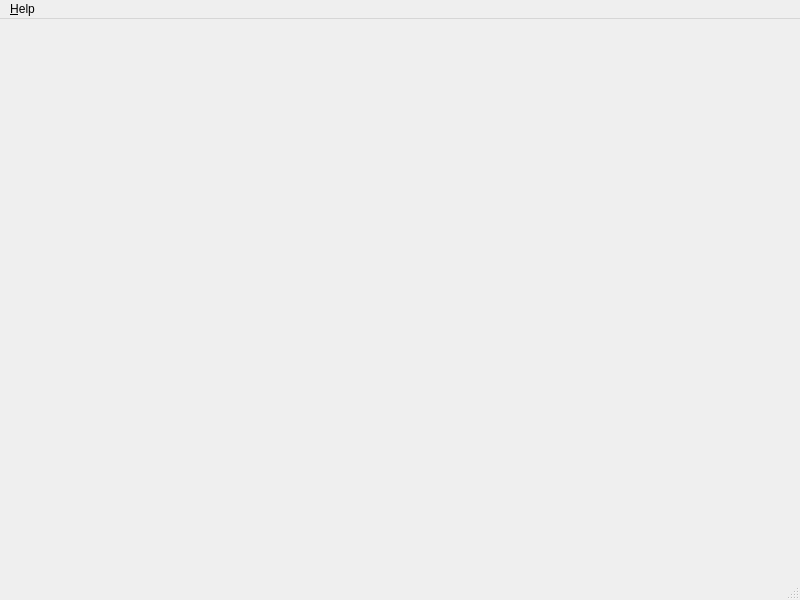
The window that checkeng/main_window.ui (kusanekinov/CheckEng) describes before a commit, drawn with Qt 5.
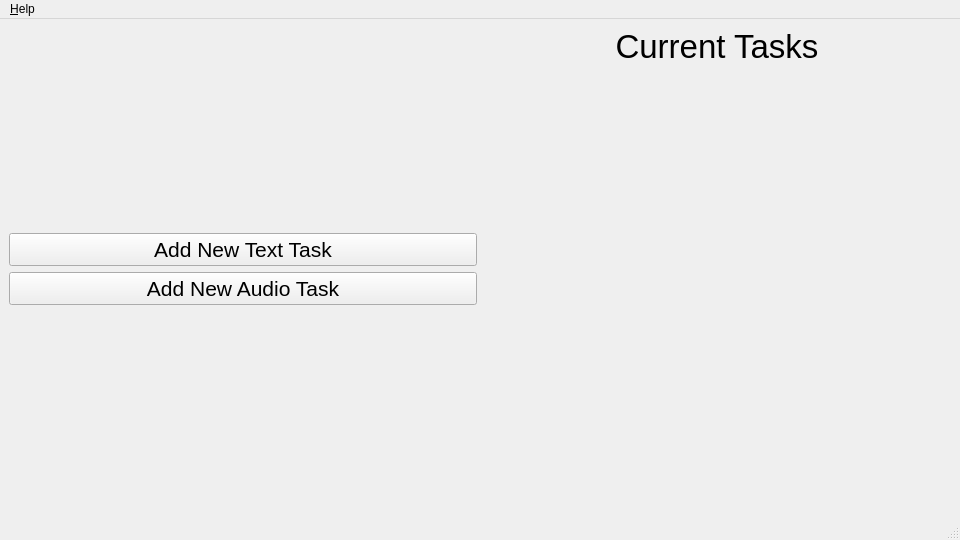
The same window after the commit.

```diff
--- a/checkeng/main_window.ui
+++ b/checkeng/main_window.ui
@@ -6,22 +6,116 @@
    <rect>
     <x>0</x>
     <y>0</y>
-    <width>800</width>
-    <height>600</height>
+    <width>960</width>
+    <height>540</height>
    </rect>
   </property>
   <property name="windowTitle">
    <string>CheckEng</string>
   </property>
   <widget class="QWidget" name="centralwidget">
-   <layout class="QGridLayout" name="gridLayout"/>
+   <layout class="QGridLayout" name="gridLayout">
+    <item row="0" column="0">
+     <layout class="QVBoxLayout" name="verticalLayout">
+      <item>
+       <spacer name="verticalSpacer_3">
+        <property name="orientation">
+         <enum>Qt::Vertical</enum>
+        </property>
+        <property name="sizeHint" stdset="0">
+         <size>
+          <width>20</width>
+          <height>40</height>
+         </size>
+        </property>
+       </spacer>
+      </item>
+      <item>
+       <widget class="QPushButton" name="pb_new">
+        <property name="font">
+         <font>
+          <pointsize>16</pointsize>
+         </font>
+        </property>
+        <property name="text">
+         <string>Add New Text Task</string>
+        </property>
+       </widget>
+      </item>
+      <item>
+       <widget class="QPushButton" name="pn_audio">
+        <property name="font">
+         <font>
+          <pointsize>16</pointsize>
+         </font>
+        </property>
+        <property name="text">
+         <string>Add New Audio Task</string>
+        </property>
+       </widget>
+      </item>
+      <item>
+       <spacer name="verticalSpacer_2">
+        <property name="orientation">
+         <enum>Qt::Vertical</enum>
+        </property>
+        <property name="sizeHint" stdset="0">
+         <size>
+          <width>20</width>
+          <height>40</height>
+         </size>
+        </property>
+       </spacer>
+      </item>
+     </layout>
+    </item>
+    <item row="0" column="1">
+     <layout class="QVBoxLayout" name="verticalLayout_2">
+      <item>
+       <widget class="QLabel" name="l_tasks">
+        <property name="font">
+         <font>
+          <pointsize>25</pointsize>
+         </font>
+        </property>
+        <property name="text">
+         <string>Current Tasks</string>
+        </property>
+        <property name="alignment">
+         <set>Qt::AlignCenter</set>
+        </property>
+       </widget>
+      </item>
+      <item>
+       <layout class="QVBoxLayout" name="verticalLayout_3">
+        <item>
+         <widget class="QWidget" name="w_tasks" native="true"/>
+        </item>
+        <item>
+         <spacer name="verticalSpacer">
+          <property name="orientation">
+           <enum>Qt::Vertical</enum>
+          </property>
+          <property name="sizeHint" stdset="0">
+           <size>
+            <width>20</width>
+            <height>40</height>
+           </size>
+          </property>
+         </spacer>
+        </item>
+       </layout>
+      </item>
+     </layout>
+    </item>
+   </layout>
   </widget>
   <widget class="QMenuBar" name="menubar">
    <property name="geometry">
     <rect>
      <x>0</x>
      <y>0</y>
-     <width>800</width>
+     <width>960</width>
      <height>22</height>
     </rect>
    </property>
```
Left out of the diff: 34 changed lines with no effect on the pictures.
